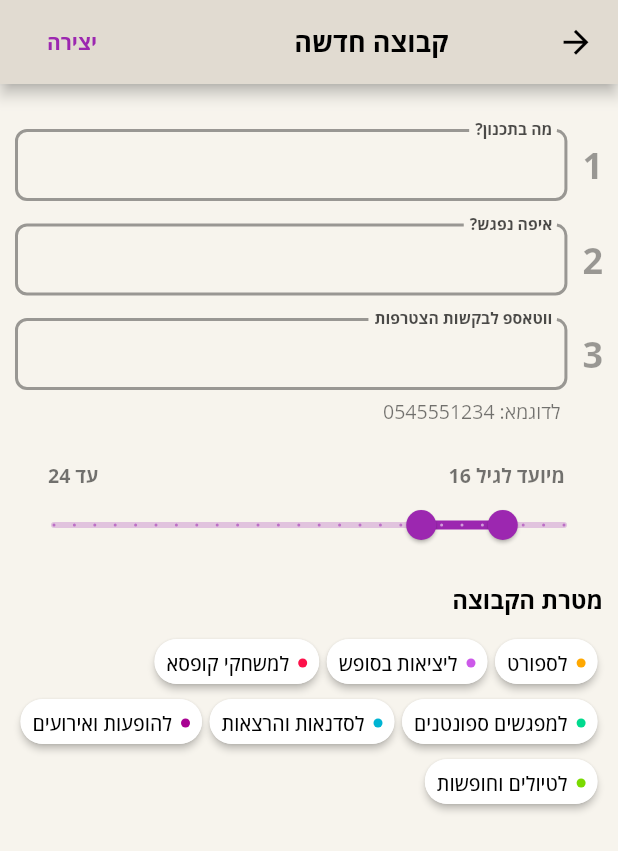
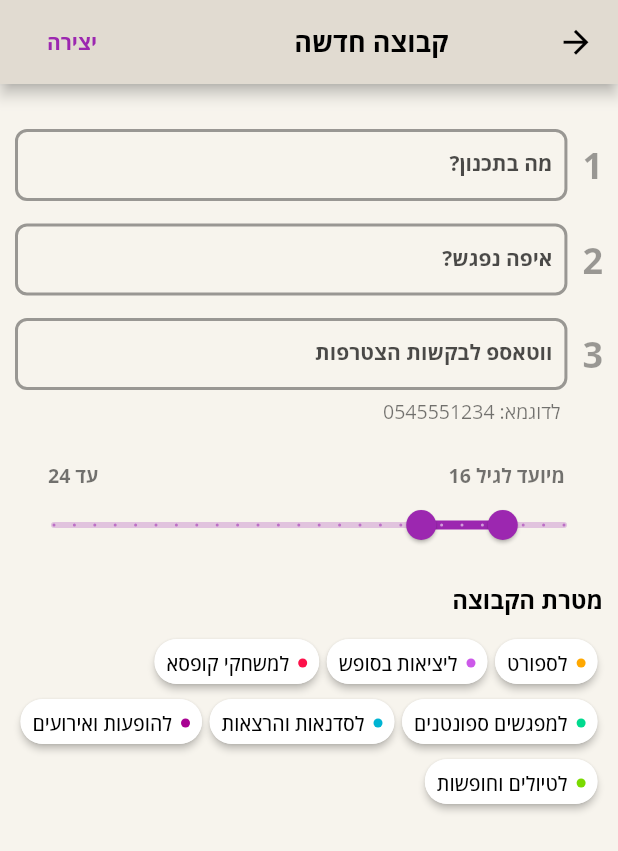
Before and after one commit to idan054/routee2, a Flutter app: the CreatePage screen opened directly, on a phone screen of 412 x 824 dp. Shown: the top 851 px of the screen. Run offline on Flutter 3.47's test engine with Material 2 defaults, Android fonts, the light colour scheme and no system bars; our stand-ins replace cloud_firestore, firebase_core, flutter_svg, freezed_annotation, google_fonts, hive and 2 more; missing offline and left inert: autocomplete_textfield, haversine_distance, omni_datetime_picker; accounts and stored records are empty; generated files the repository leaves out were written again.

Commit message:
Whatsapp Ui - Amazing improve

```diff
--- a/lib/pages/create_page.dart
+++ b/lib/pages/create_page.dart
@@ -61,7 +61,8 @@ class _CreatePageState extends State<CreatePage> {
               const SizedBox(height: 15),
               if (errText != null)
                 // 'אנא מלא את כל הפרטים'
-                errText.toString()
+                errText
+                    .toString()
                     .toText(bold: true, fontSize: 16, color: Colors.red)
                     .center,
               const SizedBox(height: 15),
@@ -71,7 +72,8 @@ class _CreatePageState extends State<CreatePage> {
                   '1'
                       .toText(color: Colors.black38, fontSize: 24, bold: true)
                       .pOnly(left: 10),
-                  buildTextFormField('מה בתכנון?', titleController).expanded(),
+                  buildTextFormField('מה בתכנון?', titleController, pinLabel: false)
+                      .expanded(),
                 ],
               ),
               const SizedBox(height: 15),
@@ -95,6 +97,7 @@ class _CreatePageState extends State<CreatePage> {
                   buildTextFormField(
                     'איפה נפגש?',
                     locationController,
+                    pinLabel: false,
                     onChanged: (value) async {
                       suggestions = await searchAddress(value) ?? [];
                       setState(() {});
@@ -109,7 +112,10 @@ class _CreatePageState extends State<CreatePage> {
                   for (var sug in suggestions)
                     Card(
                       color: bgColorDark,
-                      child: ListTile(title: '${sug.name}'.toText(bold: true)),
+                      child: ListTile(
+                          title: '${sug.name}'.toText(
+                        bold: true,
+                      )),
                     ).onTap(() async {
                       suggestions = [];
                       locationController.text = sug.name.toString();
@@ -131,6 +137,7 @@ class _CreatePageState extends State<CreatePage> {
                   buildTextFormField(
                     'ווטאספ לבקשות הצטרפות',
                     phoneController,
+                    pinLabel: false,
                     keyboardType: TextInputType.number,
                     onChanged: (value) {
                       var box = Hive.box('uniBox');
@@ -209,25 +216,25 @@ class _CreatePageState extends State<CreatePage> {
 
           TextButton(
             onPressed: () {
-              if(titleController.text.isEmpty){
+              if (titleController.text.isEmpty) {
                 errText = '1. הזן מה בתכנון?';
                 setState(() {});
                 return;
               }
 
-              if(locationController.text.isEmpty || selectedAddress == null){
+              if (locationController.text.isEmpty || selectedAddress == null) {
                 errText = '2. בחר איפה נפגש?';
                 setState(() {});
                 return;
               }
 
-              if(phoneController.text.length != 10){
+              if (phoneController.text.length != 10) {
                 errText = '3. הזן קישור ווטסאפ או טלפון תקין';
                 setState(() {});
                 return;
               }
 
-              if(selectedCategory == null){
+              if (selectedCategory == null) {
                 errText = 'יש לבחור את מטרת הקבוצה';
                 setState(() {});
                 return;
@@ -309,9 +316,9 @@ class _CreatePageState extends State<CreatePage> {
   }
 }
 
-InputDecoration fieldInputDeco(String? labelText, String? hintText) {
+InputDecoration fieldInputDeco(String? labelText, String? hintText, bool pinLabel) {
   return InputDecoration(
-    floatingLabelBehavior: FloatingLabelBehavior.always,
+    floatingLabelBehavior: pinLabel ? FloatingLabelBehavior.always : null,
     contentPadding: const EdgeInsets.symmetric(vertical: 3, horizontal: 10),
     labelText: labelText,
     hintText: hintText,
@@ -331,6 +338,7 @@ Widget buildTextFormField(
   TextEditingController? controller, {
   String? hintText,
   bool enabled = true,
+  bool pinLabel = true,
   ValueChanged<String>? onChanged,
   TextInputType? keyboardType,
   FocusNode? focusNode,
@@ -344,6 +352,6 @@ Widget buildTextFormField(
     textDirection: TextDirection.rtl,
     style: GoogleFonts.openSans(
         textStyle: TextStyle(color: Colors.black.withOpacity(0.70), fontSize: 14)),
-    decoration: fieldInputDeco(labelText, hintText),
+    decoration: fieldInputDeco(labelText, hintText, pinLabel),
   );
 }
```
Also changed, not shown: lib/update_details_dialog.dart (+6 -6 lines), 1 other file.
